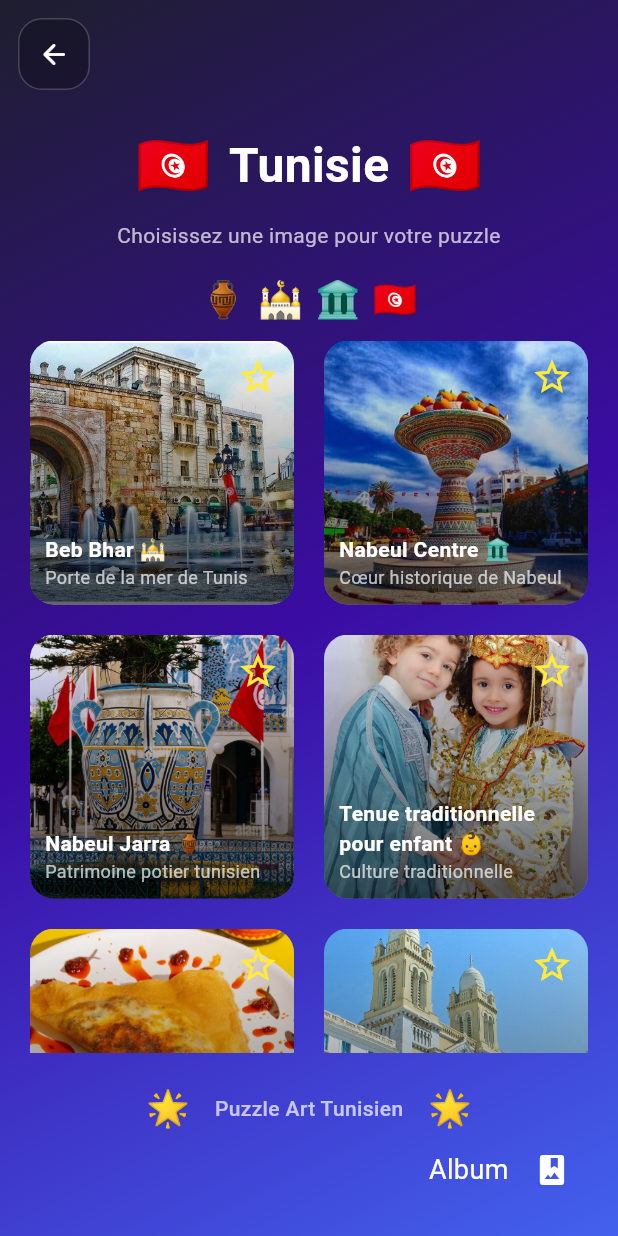
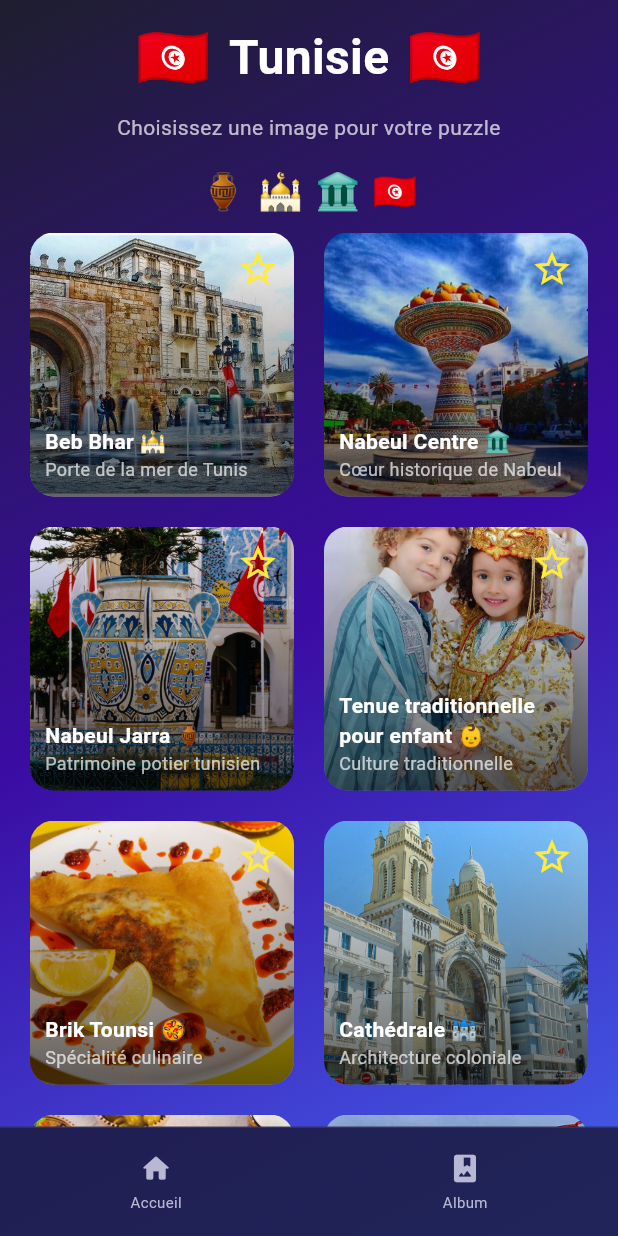
Before and after one commit to YossrGalai/quickjoy_app, a Flutter app: the SelectImageScreen screen opened by its route, on a phone screen of 412 x 824 dp. Run offline on Flutter 3.47's test engine with Material 3 defaults, Android fonts, the phone set to English and light mode, and no system bars; our stand-ins replace audioplayers, confetti, flutter_dotenv; network calls fail; Roboto replaces fonts that are missing (Poppins).

Commit message:
final modification

```diff
--- a/lib/data/album_data.dart
+++ b/lib/data/album_data.dart
@@ -19,7 +19,7 @@ class AlbumData extends ChangeNotifier {
   AlbumData._internal();
 
   static List<AlbumItem> items = [];
-  static Set<String> _paths = {};
+  static final Set<String> _paths = {};
 
   /// ✅ Ajout synchronisé si on a déjà description
   static void addItem({
--- a/lib/router/app_router.dart
+++ b/lib/router/app_router.dart
@@ -1,4 +1,5 @@
 import 'package:flutter/material.dart';
+import '../screens/album_screen.dart';
 import '../screens/home_screen.dart';
 import '../screens/quiz_screen.dart';
 
@@ -11,6 +12,7 @@ class AppRouter {
   static const String puzzle = '/puzzle';
   static const String levelSelect = '/level-select';
   static const String selectImage = '/select_image';
+  static const String album = '/album';
 
   static Route<dynamic> generateRoute(RouteSettings settings) {
     switch (settings.name) {
@@ -22,8 +24,11 @@ class AppRouter {
         return _fadeRoute(const QuizGameScreen(), settings);
       case selectImage:
         return _fadeRoute(const SelectImageScreen(), settings);
+      case album:
+        return _fadeRoute(const AlbumScreen(), settings);
       default:
         return _fadeRoute(const HomeScreen(), settings);
+
     }
   }
 
--- a/lib/screens/home_screen.dart
+++ b/lib/screens/home_screen.dart
@@ -51,7 +51,7 @@ class _HomeScreenState extends State<HomeScreen>
 
     return Scaffold(
       backgroundColor: AppTheme.background,
-      bottomNavigationBar: const BottomNavWidget(),
+      bottomNavigationBar: const BottomNavWidget(showHome: false),
       body: SafeArea(
         child: FadeTransition(
           opacity: _fadeAnim,
@@ -155,7 +155,7 @@ class _HomeScreenState extends State<HomeScreen>
                   const Spacer(),
 
                   // Sessions du jour
-                  Center(
+                  /*Center(
                     child: Text(
                       '${provider.sessionsToday} sessions aujourd\'hui',
                       style: const TextStyle(
@@ -165,7 +165,7 @@ class _HomeScreenState extends State<HomeScreen>
                       ),
                     ),
                   ),
-                  const SizedBox(height: 24),
+                  const SizedBox(height: 24),*/
                 ],
               ),
             ),
--- a/lib/screens/quiz_screen.dart
+++ b/lib/screens/quiz_screen.dart
@@ -2,6 +2,7 @@ import 'package:flutter/material.dart';
 import 'package:provider/provider.dart';
 import '../controllers/quiz_controller.dart';
 import '../theme/app_theme.dart';
+import '../widgets/bottom_nav_widget.dart';
 import '../widgets/quiz_widgets.dart';
 import 'result_screen.dart';
 
@@ -63,6 +64,7 @@ class _QuizGameScreenState extends State<QuizGameScreen>
         // ── Guard: not yet started ──────────────────────────────
         if (ctrl.state == QuizState.idle || ctrl.currentQuestion == null) {
             return Scaffold(
+              bottomNavigationBar: const BottomNavWidget(),
               appBar: AppBar(
                   backgroundColor: AppTheme.surface,
                   elevation: 0,
@@ -148,6 +150,7 @@ class _QuizGameScreenState extends State<QuizGameScreen>
         }
 
         return Scaffold(
+          bottomNavigationBar: const BottomNavWidget(),
           appBar: AppBar(
             backgroundColor: AppTheme.surface,
             elevation: 0,
--- a/lib/screens/select_image_screen.dart
+++ b/lib/screens/select_image_screen.dart
@@ -1,9 +1,9 @@
 import 'package:flutter/material.dart';
 import 'package:flutter/scheduler.dart';
 import 'mozaic_puzzle_screen.dart';
-import 'album_screen.dart';
 import '../services/ai_service.dart';
 import '../data/album_data.dart';
+import '../widgets/bottom_nav_widget.dart';
 
 class SelectImageScreen extends StatefulWidget {
   const SelectImageScreen({super.key});
@@ -80,7 +80,9 @@ class _SelectImageScreenState extends State<SelectImageScreen> {
   @override
   Widget build(BuildContext context) {
     return Scaffold(
+      extendBody: true,
       extendBodyBehindAppBar: true,
+      bottomNavigationBar: const BottomNavWidget(),
       body: Container(
         decoration: const BoxDecoration(
           gradient: LinearGradient(
@@ -92,34 +94,14 @@ class _SelectImageScreenState extends State<SelectImageScreen> {
         child: SafeArea(
           child: Column(
             children: [
-              // 🔙 Retour
-              Align(
-                alignment: Alignment.topLeft,
-                child: Padding(
-                  padding: const EdgeInsets.all(12),
-                  child: GestureDetector(
-                    onTap: () => Navigator.pop(context),
-                    child: Container(
-                      padding: const EdgeInsets.all(12),
-                      decoration: BoxDecoration(
-                        color: Colors.black.withValues(alpha: 0.25),
-                        borderRadius: BorderRadius.circular(16),
-                        border: Border.all(color: Colors.white.withValues(alpha: 0.2)),
-                      ),
-                      child: const Icon(Icons.arrow_back_rounded, color: Colors.white, size: 22),
-                    ),
-                  ),
-                ),
-              ),
-
               // 🏛️ Header
-              Padding(
-                padding: const EdgeInsets.all(10),
+              const Padding(
+                padding: EdgeInsets.all(10),
                 child: Column(
                   children: [
                     Row(
                       mainAxisAlignment: MainAxisAlignment.center,
-                      children: const [
+                      children: [
                         Text('🇹🇳', style: TextStyle(fontSize: 40)),
                         SizedBox(width: 12),
                         Text('Tunisie', style: TextStyle(fontSize: 32, fontWeight: FontWeight.bold, color: Colors.white)),
@@ -127,23 +109,23 @@ class _SelectImageScreenState extends State<SelectImageScreen> {
                         Text('🇹🇳', style: TextStyle(fontSize: 40)),
                       ],
                     ),
-                    const SizedBox(height: 8),
-                    const Text(
+                    SizedBox(height: 8),
+                    Text(
                       'Choisissez une image pour votre puzzle',
                       style: TextStyle(color: Colors.white70),
                       textAlign: TextAlign.center,
                     ),
-                    const SizedBox(height: 16),
-                    const Row(
+                    SizedBox(height: 16),
+                    Row(
                       mainAxisAlignment: MainAxisAlignment.center,
                       children: [
-                        const Text('🏺', style: TextStyle(fontSize: 24)),
-                        const SizedBox(width: 8),
-                        const Text('🕌', style: TextStyle(fontSize: 24)),
-                        const SizedBox(width: 8),
-                        const Text('🏛️', style: TextStyle(fontSize: 24)),
-                        const SizedBox(width: 8),
-                        const Text('🇹🇳', style: TextStyle(fontSize: 24)),
+                        Text('🏺', style: TextStyle(fontSize: 24)),
+                        SizedBox(width: 8),
+                        Text('🕌', style: TextStyle(fontSize: 24)),
+                        SizedBox(width: 8),
+                        Text('🏛️', style: TextStyle(fontSize: 24)),
+                        SizedBox(width: 8),
+                        Text('🇹🇳', style: TextStyle(fontSize: 24)),
                       ],
                     ),
                   ],
@@ -264,55 +246,6 @@ class _SelectImageScreenState extends State<SelectImageScreen> {
                   ),
                 ),
               ),
-
-              // Bottom decoration
-              Padding(
-                padding: const EdgeInsets.all(20),
-                child: Column(
-                  children: [
-                    Row(
-                      mainAxisAlignment: MainAxisAlignment.center,
-                      children: const [
-                        Text('🌟', style: TextStyle(fontSize: 24)),
-                        SizedBox(width: 16),
-                        Text('Puzzle Art Tunisien', style: TextStyle(color: Colors.white70, fontWeight: FontWeight.w500)),
-                        SizedBox(width: 16),
-                        Text('🌟', style: TextStyle(fontSize: 24)),
-                      ],
-                    ),
-                    Row(
-                      mainAxisAlignment: MainAxisAlignment.end,
-                      children: [
-                        GestureDetector(
-                          onTap: () async {
-                            await Navigator.push(
-                              context,
-                              MaterialPageRoute(builder: (_) => const AlbumScreen()),
-                            );
-                            SchedulerBinding.instance.addPostFrameCallback((_) {
-                              setState(() {});
-                            });
-                          },
-                          child: const Text("Album", style: TextStyle(color: Colors.white, fontSize: 18)),
-                        ),
-                        const SizedBox(width: 5),
-                        IconButton(
-                          icon: const Icon(Icons.photo_album, color: Colors.white),
-                          onPressed: () async {
-                            await Navigator.push(
-                              context,
-                              MaterialPageRoute(builder: (_) => const AlbumScreen()),
-                            );
-                            SchedulerBinding.instance.addPostFrameCallback((_) {
-                              setState(() {});
-                            });
-                          },
-                        ),
-                      ],
-                    )
-                  ],
-                ),
-              ),
             ],
           ),
         ),
--- a/lib/services/quiz_service.dart
+++ b/lib/services/quiz_service.dart
@@ -1,4 +1,5 @@
 import 'dart:convert';
+import 'package:flutter/foundation.dart';
 import 'package:http/http.dart' as http;
 import '../models/quiz.dart';
 import 'package:flutter_dotenv/flutter_dotenv.dart';
@@ -117,7 +118,7 @@ class QuizService {
       return data.map((q) => QuizQuestion.fromJson(q)).toList();
 
     } on FormatException catch (e) {
-      print('Erreur de parsing JSON : $e');
+      debugPrint('Erreur de parsing JSON : $e');
       // Récupération partielle : extraire les objets JSON complets
       final matches = RegExp(r'\{[^{}]*\}').allMatches(responseText);
       final validQuestions = <QuizQuestion>[];
--- a/lib/widgets/bottom_nav_widget.dart
+++ b/lib/widgets/bottom_nav_widget.dart
@@ -4,10 +4,12 @@ import '../router/app_router.dart';
 
 class BottomNavWidget extends StatelessWidget {
   final Color backgroundColor;
+  final bool showHome;
 
   const BottomNavWidget({
     super.key,
     this.backgroundColor = const Color(0xFF1A1A3E),
+    this.showHome = true,
   });
 
 
@@ -15,17 +17,18 @@ class BottomNavWidget extends StatelessWidget {
   Widget build(BuildContext context) {
     return Container(
       decoration: BoxDecoration(
-        color: backgroundColor,
+        color: backgroundColor.withValues(alpha: 0.85),
         border: Border(
           top: BorderSide(color: Colors.white.withValues(alpha: 0.08)),
         ),
       ),
-      child: SafeArea(
+
       child: Padding(
-          padding: const EdgeInsets.symmetric(vertical: 8),
+        padding: const EdgeInsets.symmetric(vertical: 16),
         child: Row(
           mainAxisAlignment: MainAxisAlignment.spaceAround,
           children: [
+            if (showHome) // ← conditionnel
               _NavItem(
                 icon: Icons.home_rounded,
                 label: 'Accueil',
@@ -34,12 +37,11 @@ class BottomNavWidget extends StatelessWidget {
                 ),
               ),
             _NavItem(
-                icon: Icons.history_rounded,
-                label: 'Historique',
-                onTap: () {}, // à brancher plus tard
+              icon: Icons.photo_album_rounded,
+              label: 'Album',
+              onTap: () => Navigator.of(context).pushNamed(AppRouter.album),
             ),
           ],
-          ),
         ),
       ),
     );
```
Also changed, not shown: lib/screens/mozaic_puzzle_screen.dart (+4 -3 lines), lib/screens/splash_screen.dart (+6 -7 lines). Lines whose indentation alone changed are shown as unchanged.
